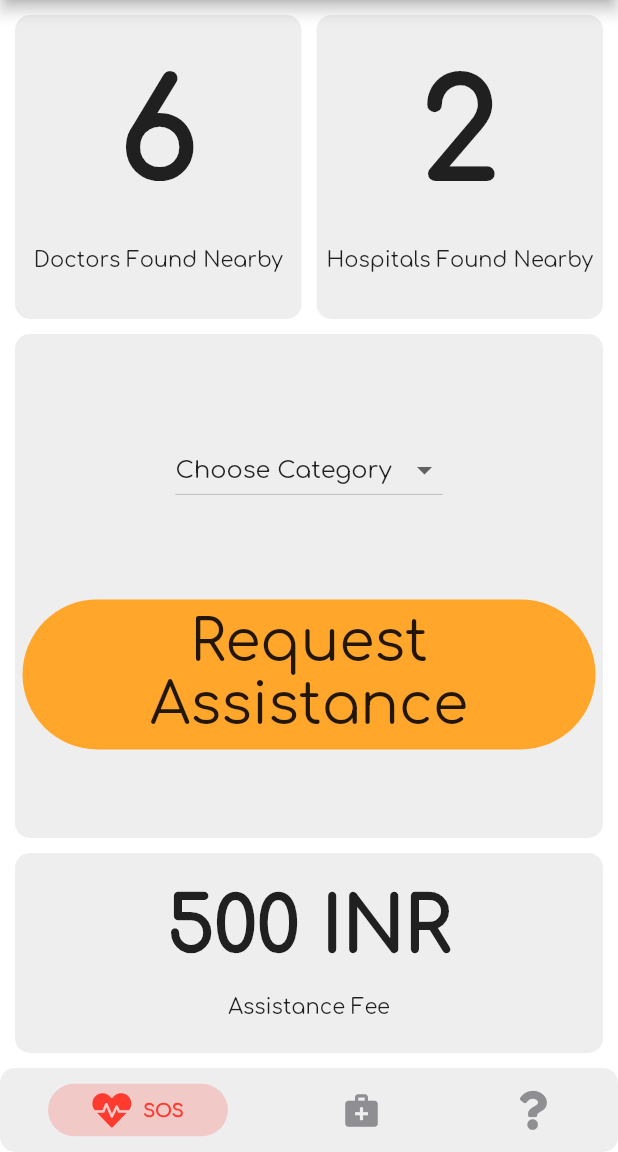
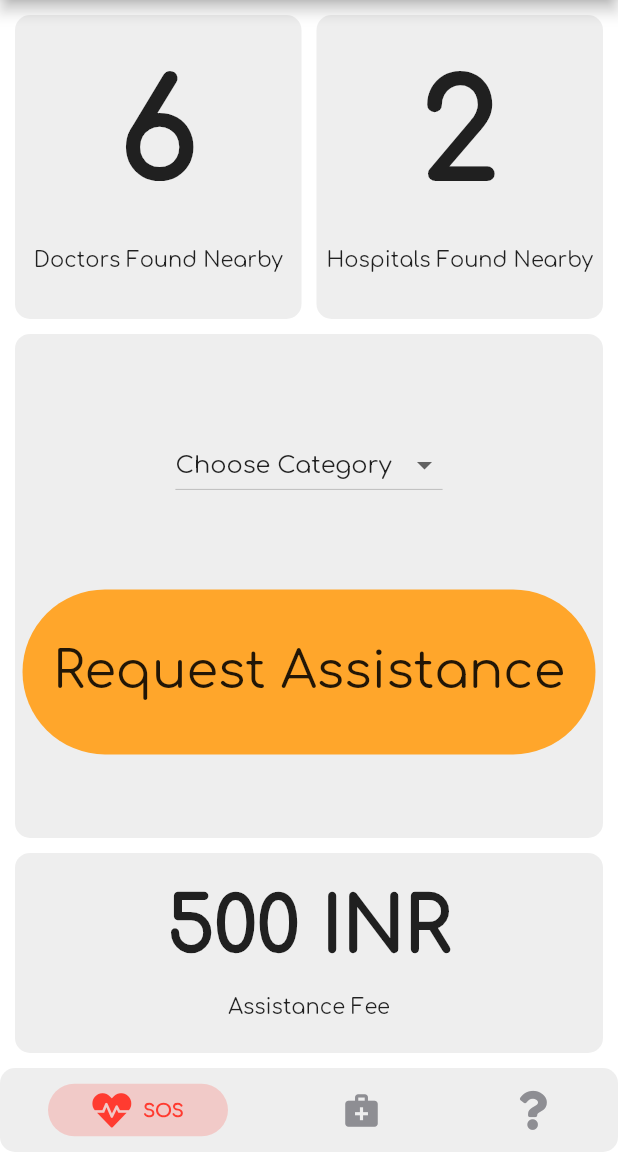
Before and after one commit to HackPartners01/doc_app, a Flutter app: the screen it shows after launch, on a phone screen of 412 x 824 dp, the part 84-1236 px from its top. Run offline on Flutter 3.47's test engine with Material 2 defaults, Android fonts, the phone set to English and light mode, and no system bars; drawn by our look-alikes of persistent_bottom_nav_bar; our stand-ins replace firebase_core, firebase_database, firebase_storage, flutter_map, font_awesome_flutter, geolocator and 3 more; accounts and stored records are empty.

```diff
--- a/lib/screens/doctor_form.dart
+++ b/lib/screens/doctor_form.dart
@@ -242,8 +242,10 @@ class DoctorFormElementsState extends State<DoctorFormElements> {
             ),
             Padding(
               padding: const EdgeInsets.all(16.0),
-              child: ElevatedButton(
-                child: Text('Submit Certificate Image for Verification'),
+              child: FlatButton(
+                color: kColorOrange,
+                textColor: kColorWhite,
+                child: Text('Submit'),
                 onPressed: () {
                   final form = _formKey.currentState;
                   if (form.validate()) {
--- a/lib/screens/sos_page.dart
+++ b/lib/screens/sos_page.dart
@@ -26,7 +26,7 @@ class SOSPage extends StatelessWidget {
                         Text('$numDoctorsNearby',
                             style: TextStyle(
                                 fontSize: 90.0, fontWeight: FontWeight.bold)),
-                        Text('Doctors Found Nearby'),
+                        Text('Doctors Found Nearby', textAlign: TextAlign.center,),
                       ],
                     ),
                   ),
@@ -40,7 +40,7 @@ class SOSPage extends StatelessWidget {
                         Text('2',
                             style: TextStyle(
                                 fontSize: 90.0, fontWeight: FontWeight.bold)),
-                        Text('Hospitals Found Nearby'),
+                        Text('Hospitals Found Nearby', style: TextStyle(), textAlign: TextAlign.center,),
                       ],
                     ),
                   ),
@@ -58,7 +58,7 @@ class SOSPage extends StatelessWidget {
                 children: [
                   CategoryDropdown(),
                   Container(
-                    height: 100.0,
+                    height: 110.0,
                     alignment: Alignment.center,
                     padding:
                         EdgeInsets.symmetric(vertical: 5.0, horizontal: 10.0),
@@ -72,7 +72,7 @@ class SOSPage extends StatelessWidget {
                         child: Text(
                           'Request Assistance',
                           textAlign: TextAlign.center,
-                          style: TextStyle(fontSize: 38.0),
+                          style: TextStyle(fontSize: 34.0),
                         ),
                         onTap:
                             () {}, // TODO : Add function to request assistance
```
Also changed, not shown: pubspec.lock.
